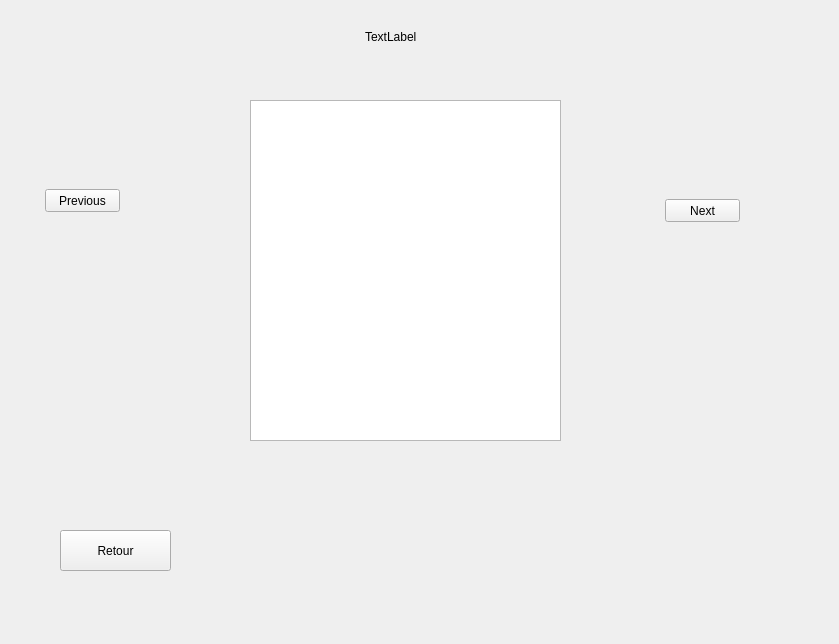
The window that scorewidget.ui (DreamTeamHelha/SirtoliRacing) describes before a commit, drawn with Qt 5.
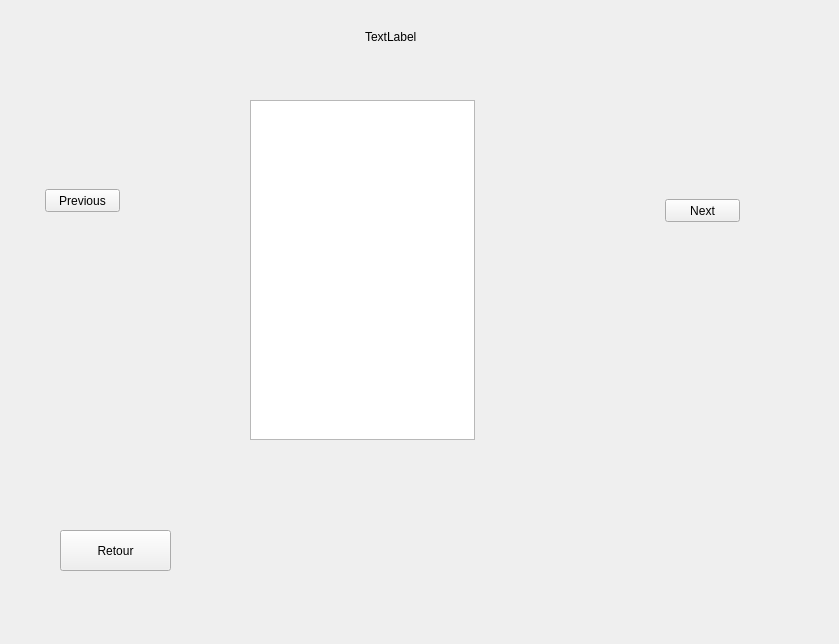
The same window after the commit.

Commit message: Redimensionnement de la fenetre des scores

What changed in the file:
```diff
--- a/scorewidget.ui
+++ b/scorewidget.ui
@@ -57,8 +57,8 @@
     <rect>
      <x>250</x>
      <y>100</y>
-     <width>311</width>
-     <height>341</height>
+     <width>225</width>
+     <height>340</height>
     </rect>
    </property>
   </widget>
```
